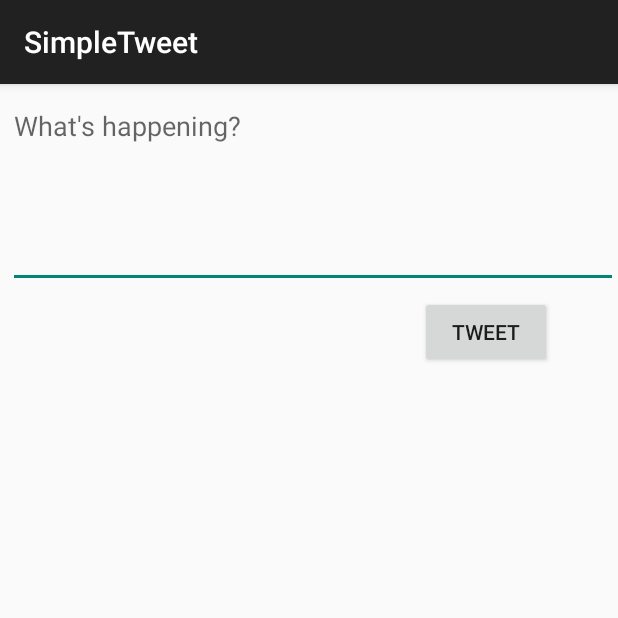
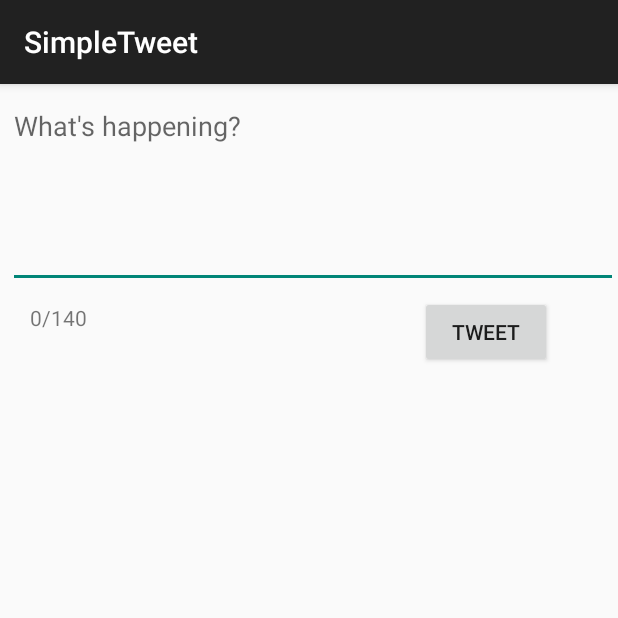
Before and after one commit to bobby-shaj/SimpleTweet, an Android app: the ComposeActivity screen opened directly, with no data from a screen before it, on a phone screen of 412 x 824 dp, the top half of it. Run offline under Robolectric (Android 15) with nearby library versions, the phone set to English and light mode, and no system bars; our stand-ins replace Room's generated code; libraries missing offline, so code that uses them is left out: com.codepath.asynchttpclient, com.facebook.stetho, org.parceler; 1 statement that could not run was skipped.

Commit message:
11:10pm 10/03/2021

```diff
--- a/app/src/main/java/com/codepath/apps/restclienttemplate/ComposeActivity.java
+++ b/app/src/main/java/com/codepath/apps/restclienttemplate/ComposeActivity.java
@@ -4,10 +4,13 @@ import androidx.appcompat.app.AppCompatActivity;
 
 import android.content.Intent;
 import android.os.Bundle;
+import android.text.Editable;
+import android.text.TextWatcher;
 import android.util.Log;
 import android.view.View;
 import android.widget.Button;
 import android.widget.EditText;
+import android.widget.TextView;
 import android.widget.Toast;
 
 import com.codepath.apps.restclienttemplate.models.Tweet;
@@ -21,6 +24,7 @@ import okhttp3.Headers;
 public class ComposeActivity extends AppCompatActivity {
     private static final String TAG = "ComposeActivity";
     EditText etCompose;
+    TextView tvChrCount;
     Button btnTweet;
 
     TwitterClient client;
@@ -34,6 +38,35 @@ public class ComposeActivity extends AppCompatActivity {
 
         etCompose = findViewById(R.id.etCompose);
         btnTweet = findViewById(R.id.btnTweet);
+        tvChrCount = findViewById(R.id.tvChrCount);
+
+        etCompose.addTextChangedListener(new TextWatcher() {
+            @Override
+            public void beforeTextChanged(CharSequence s, int start, int count, int after) {
+
+            }
+
+            @Override
+            public void onTextChanged(CharSequence s, int start, int before, int count) {
+                Log.i(TAG, "onTextChanged.");
+
+                int chrCount = s.length();
+
+                if(chrCount < 140){
+                    btnTweet.setEnabled(true);
+                    tvChrCount.setText(chrCount + "/140");
+                }else{
+                    Toast.makeText(ComposeActivity.this, "Sorry, only 140 chars allowed!", Toast.LENGTH_SHORT).show();
+                    btnTweet.setEnabled(false);
+                }
+
+            }
+
+            @Override
+            public void afterTextChanged(Editable s) {
+            }
+        });
+
         btnTweet.setOnClickListener(new View.OnClickListener() {
             @Override
             public void onClick(View v) {
--- a/app/src/main/res/layout/activity_compose.xml
+++ b/app/src/main/res/layout/activity_compose.xml
@@ -28,4 +28,13 @@
         android:layout_marginTop="5dp"
         android:text="@string/tweet" />
 
+    <TextView
+        android:id="@+id/tvChrCount"
+        android:layout_width="wrap_content"
+        android:layout_height="wrap_content"
+        android:layout_below="@+id/etCompose"
+        android:layout_marginStart="20dp"
+        android:layout_marginTop="10dp"
+        android:text="0/140" />
+
 </RelativeLayout>
```
Also changed, not shown: 1 other file.
